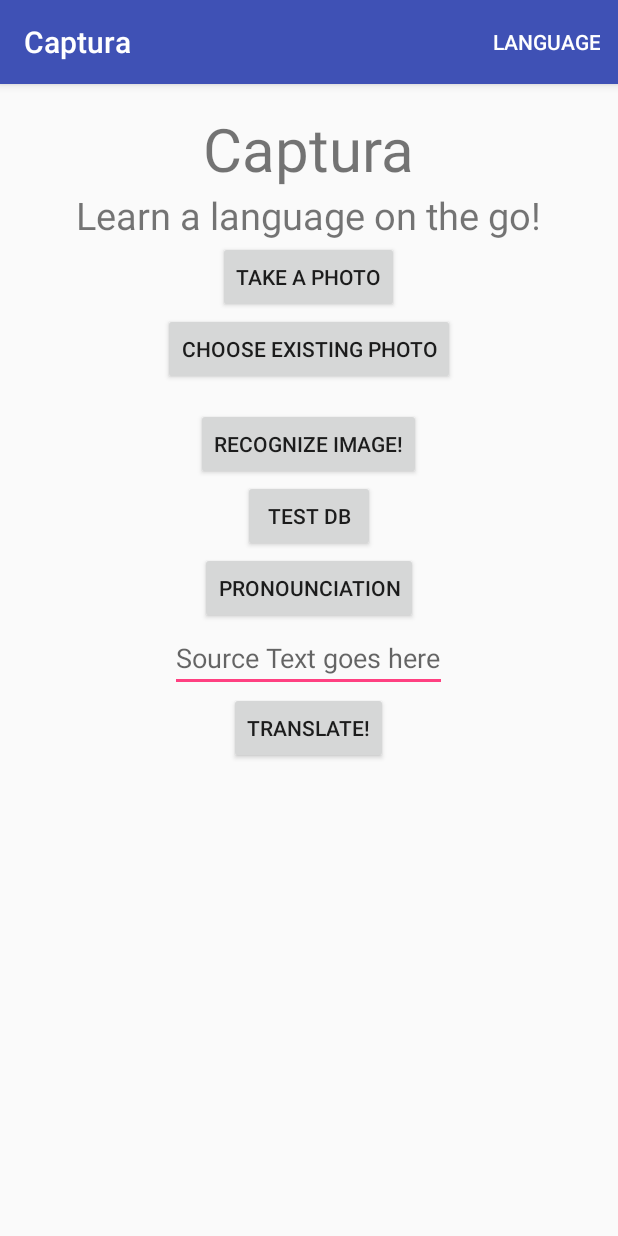
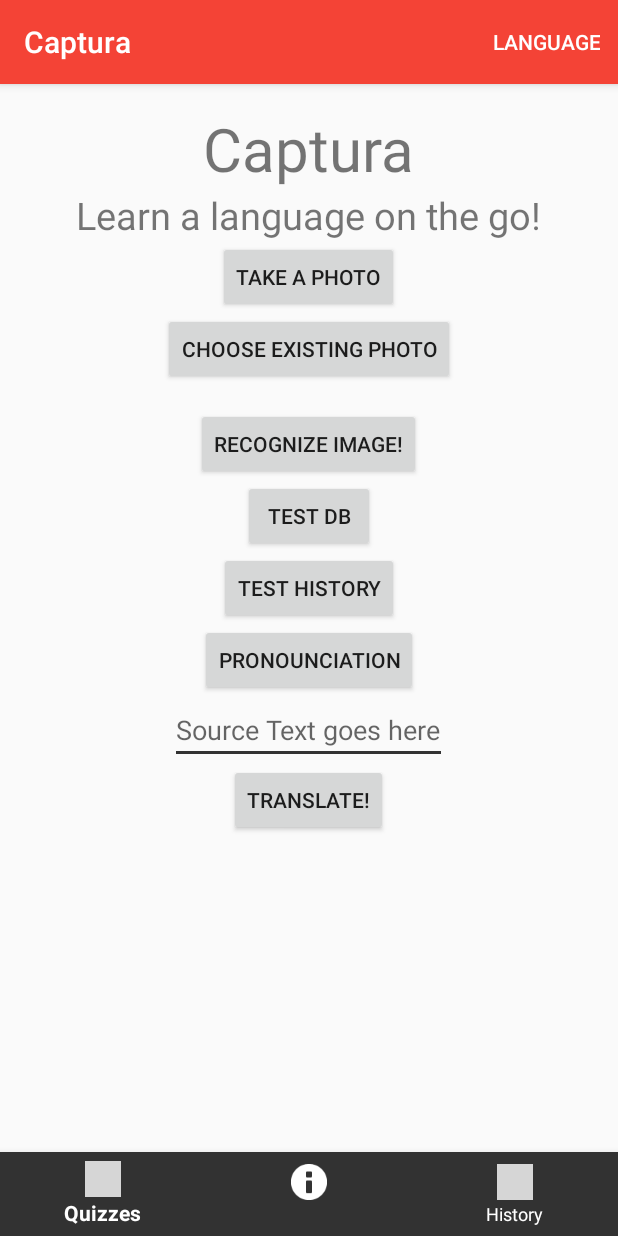
Before and after one commit to RutgersMobileAppClass/Android-Captura, an Android app: the screen it shows after launch (MainActivity), on a phone screen of 412 x 824 dp. Run offline under Robolectric (Android 15) with nearby library versions, the phone set to English and light mode, and no system bars; grey boxes are pictures that could not be loaded.

Commit message:
Working on History activity

```diff
--- a/app/build.gradle
+++ b/app/build.gradle
@@ -31,7 +31,8 @@ dependencies {
     androidTestCompile('com.android.support.test.espresso:espresso-core:2.2.2', {
         exclude group: 'com.android.support', module: 'support-annotations'
     })
-    compile 'com.android.support:appcompat-v7:24.2.1'
+    compile 'com.android.support:appcompat-v7:25.0.0'
+    compile 'com.android.support:design:25.0.0'
     compile 'com.clarifai.clarifai-api2:core:2.1.0'
     compile 'com.google.code.gson:gson:2.2.4'
     compile 'com.google.api-client:google-api-client-android:1.20.0'
--- a/app/src/main/java/finalproject/mobileappclass/com/captura/MainActivity.java
+++ b/app/src/main/java/finalproject/mobileappclass/com/captura/MainActivity.java
@@ -126,6 +126,15 @@ public class MainActivity extends AppCompatActivity implements TextToSpeech.OnIn
             public void onClick(View view)
             {
                 new GoogleTranslateTask().execute(inputText.getText().toString(), "en", PrefSingleton.getInstance().readPreference("language"));
+            }
+        });
+
+        Button historyButton = (Button) findViewById(R.id.history_button);
+        historyButton.setOnClickListener(new View.OnClickListener() {
+            @Override
+            public void onClick(View view) {
+                Intent intent = new Intent(MainActivity.this, History.class);
+                startActivity(intent);
             }
         });
 
--- /dev/null
+++ b/app/src/main/res/drawable/nav_item_color_state.xml
@@ -0,0 +1,5 @@
+<?xml version="1.0" encoding="utf-8"?>
+<selector xmlns:android="http://schemas.android.com/apk/res/android">
+    <item android:color="@android:color/white" android:state_enabled="true" />
+    <item android:color="@android:color/background_dark" android:state_enabled="false" />
+</selector>
--- a/app/src/main/res/layout/activity_main.xml
+++ b/app/src/main/res/layout/activity_main.xml
@@ -1,14 +1,18 @@
 <?xml version="1.0" encoding="utf-8"?>
-<LinearLayout xmlns:android="http://schemas.android.com/apk/res/android"
+<RelativeLayout xmlns:android="http://schemas.android.com/apk/res/android"
     xmlns:tools="http://schemas.android.com/tools"
+    xmlns:app="http://schemas.android.com/apk/res-auto"
     android:id="@+id/activity_main"
     android:layout_width="match_parent"
     android:layout_height="match_parent"
-    android:orientation="vertical"
-    android:paddingBottom="@dimen/activity_vertical_margin"
-    android:paddingLeft="@dimen/activity_horizontal_margin"
-    android:paddingRight="@dimen/activity_horizontal_margin"
-    android:paddingTop="@dimen/activity_vertical_margin">
+    android:gravity="center_vertical"
+    android:orientation="vertical">
+
+    <LinearLayout
+        android:layout_width="match_parent"
+        android:layout_height="match_parent"
+        android:padding="16dp"
+        android:orientation="vertical">
 
         <TextView
             android:layout_width="wrap_content"
@@ -64,6 +68,13 @@
         <Button
             android:layout_width="wrap_content"
             android:layout_height="wrap_content"
+            android:text="Test History"
+            android:id="@+id/history_button"
+            android:layout_gravity="center"/>
+
+        <Button
+            android:layout_width="wrap_content"
+            android:layout_height="wrap_content"
             android:text="Pronounciation"
             android:id="@+id/tts_button"
             android:layout_gravity="center"/>
@@ -84,3 +95,15 @@
             android:layout_gravity="center"/>
 
     </LinearLayout>
+
+    <android.support.design.widget.BottomNavigationView
+        android:id="@+id/bottom_navigation"
+        android:layout_width="match_parent"
+        android:layout_height="wrap_content"
+        android:layout_alignParentBottom="true"
+        app:itemBackground="@color/colorAccent"
+        app:itemIconTint="@drawable/nav_item_color_state"
+        app:itemTextColor="@drawable/nav_item_color_state"
+        app:menu="@menu/bottom_navigation_main" />
+
+</RelativeLayout>
--- /dev/null
+++ b/app/src/main/res/menu/bottom_navigation_main.xml
@@ -0,0 +1,17 @@
+<?xml version="1.0" encoding="utf-8"?>
+<menu xmlns:android="http://schemas.android.com/apk/res/android">
+    <item
+        android:id="@+id/tab_quizzes"
+        android:icon="@mipmap/ic_text_format_white_24dp"
+        android:enabled="true"
+        android:title="Quizzes"/>
+    <item
+        android:id="@+id/tab_capture"
+        android:icon="@android:drawable/ic_dialog_info"
+        android:enabled="true"/>
+    <item
+        android:id="@+id/tab_history"
+        android:icon="@mipmap/ic_access_time_white_24dp"
+        android:enabled="true"
+        android:title="History"/>
+</menu>
--- a/app/src/main/res/values/colors.xml
+++ b/app/src/main/res/values/colors.xml
@@ -1,6 +1,6 @@
 <?xml version="1.0" encoding="utf-8"?>
 <resources>
-    <color name="colorPrimary">#3F51B5</color>
-    <color name="colorPrimaryDark">#303F9F</color>
-    <color name="colorAccent">#FF4081</color>
+    <color name="colorPrimary">#f44336</color>
+    <color name="colorPrimaryDark">#d32f2f</color>
+    <color name="colorAccent">#323232</color>
 </resources>
```
Also changed, not shown: app/src/main/AndroidManifest.xml (+5 -5 lines), app/src/main/java/finalproject/mobileappclass/com/captura/History.java (added, +44 -0 lines), app/src/main/java/finalproject/mobileappclass/com/captura/HistoryAdapter.java (added, +55 -0 lines), app/src/main/res/drawable/ic_swap_horiz_black_24dp.xml (added, +9 -0 lines), app/src/main/res/layout/activity_history.xml (added, +16 -0 lines), app/src/main/res/layout/history_item.xml (added, +74 -0 lines). Lines whose indentation alone changed are shown as unchanged.
